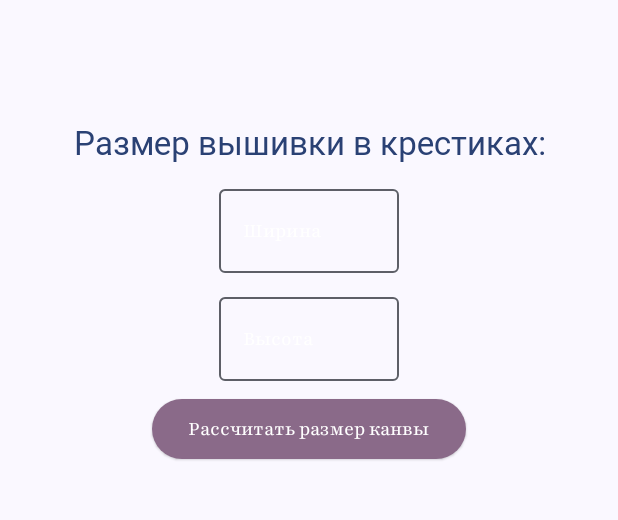
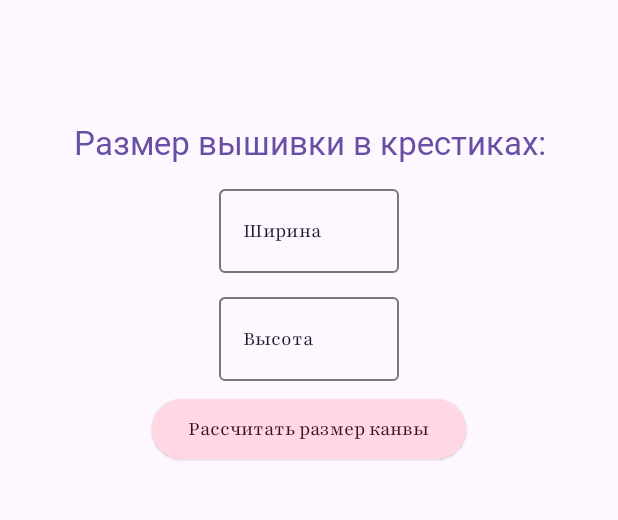
Before and after one commit to VnukovaPolina/CanvasSizeCalculator, an Android app built with Jetpack Compose: the screen it shows after launch (MainActivity), on a phone screen of 412 x 824 dp, the part 69-589 px from its top. Run offline under Robolectric (Android 15) with nearby library versions, the phone set to English and light mode, and no system bars; Roboto replaces fonts that are not available here.

Commit message:
Убрала dynamic color

```diff
--- a/app/src/main/java/xstitchcatwalk/canvassize/ui/theme/Theme.kt
+++ b/app/src/main/java/xstitchcatwalk/canvassize/ui/theme/Theme.kt
@@ -259,7 +259,7 @@ val unspecified_scheme = ColorFamily(
 fun AppTheme(
     darkTheme: Boolean = isSystemInDarkTheme(),
     // Dynamic color is available on Android 12+
-    dynamicColor: Boolean = true,
+    dynamicColor: Boolean = false,
     content: @Composable() () -> Unit
 ) {
     val colorScheme = when {
```
Also changed, not shown: app/src/main/res/values/strings.xml (+7 -0 lines), 2 other files.
